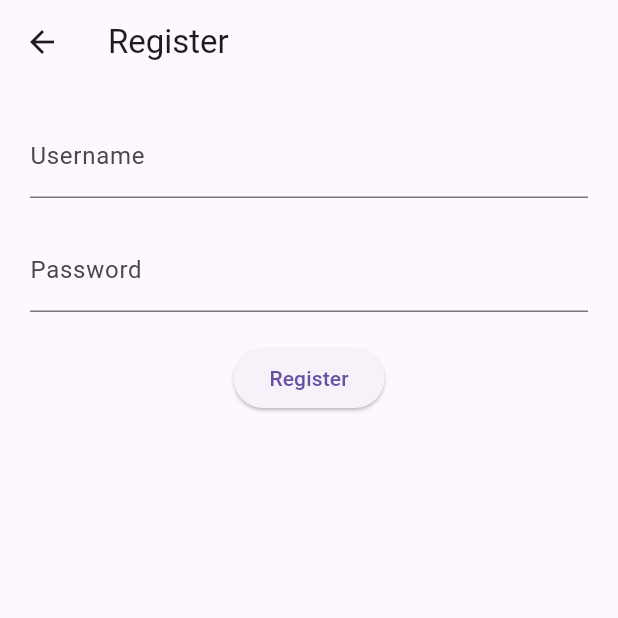
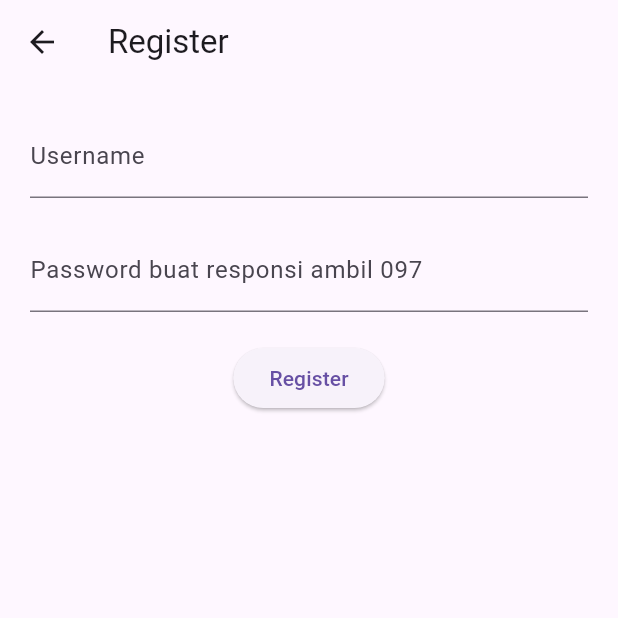
Before and after one commit to goodman97/123230097_Responsi_TPM, a Flutter app: the screen it shows after launch, after a tap on "Belum punya akun? Register", on a phone screen of 412 x 824 dp, the top half of it. Run offline on Flutter 3.47's test engine with Material 3 defaults, Android fonts, the phone set to English and light mode, and no system bars; our stand-ins replace shared_preferences.

Commit message:
matengin lagi

```diff
--- a/lib/main.dart
+++ b/lib/main.dart
@@ -3,7 +3,6 @@ import 'package:shared_preferences/shared_preferences.dart';
 import '../pages/home_page.dart';
 import '../pages/login_page.dart';
 
-/// Entry point aplikasi Flutter.
 void main() {
   runApp(const MyApp());
 }
@@ -11,7 +10,6 @@ void main() {
 class MyApp extends StatelessWidget {
   const MyApp({super.key});
 
-  /// Mengecek apakah user sudah login menggunakan SharedPreferences.
   Future<bool> checkLogin() async {
     final prefs = await SharedPreferences.getInstance();
     return prefs.getBool('isLogin') ?? false;
--- a/lib/pages/register_page.dart
+++ b/lib/pages/register_page.dart
@@ -48,7 +48,7 @@ class _RegisterPageState extends State<RegisterPage> {
               controller: passwordController,
               obscureText: true,
               decoration: const InputDecoration(
-                labelText: 'Password',
+                labelText: 'Password buat responsi ambil 097',
               ),
             ),
             const SizedBox(height: 20),
--- a/lib/services/api_service.dart
+++ b/lib/services/api_service.dart
@@ -5,10 +5,7 @@ import '../models/menu_model.dart';
 class ApiService {
   static const String baseUrl =
       'https://www.themealdb.com/api/json/v1/1';
-
-  // ================================
-  // GET LIST MEALS BY CATEGORY
-  // ================================
+  //mendapatkan data makanan berdasarkan kategori
   static Future<List<MealModel>> fetchMeals(
     String category,
   ) async {
```
Also changed, not shown: lib/pages/list_page.dart (+0 -27 lines).
